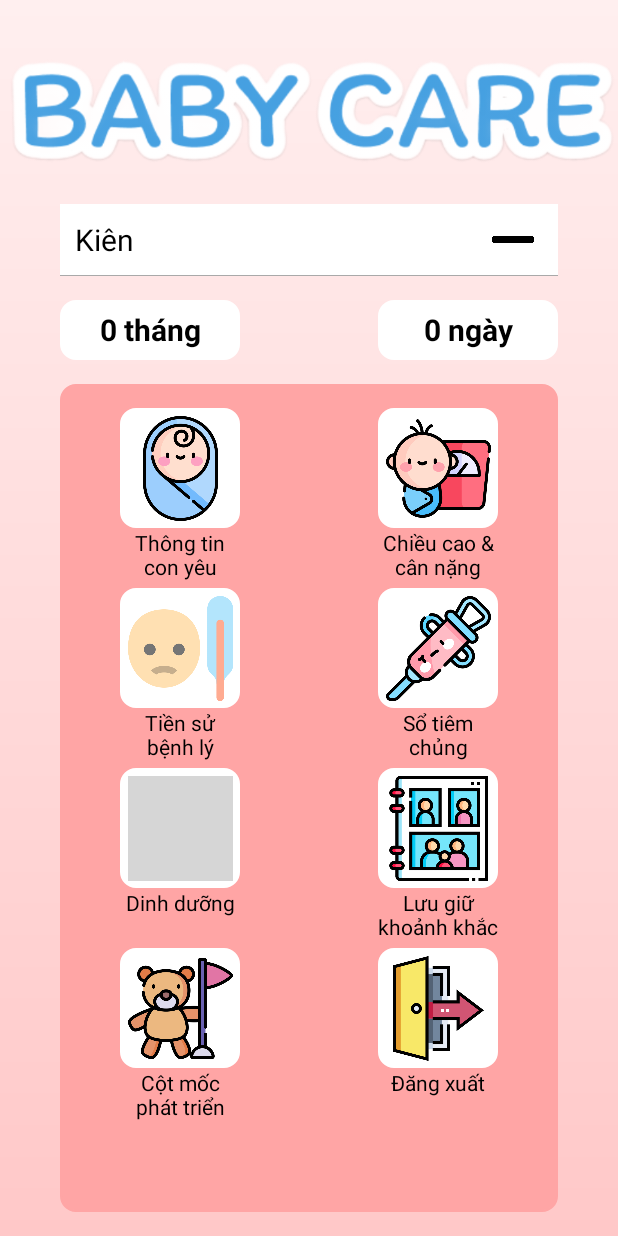
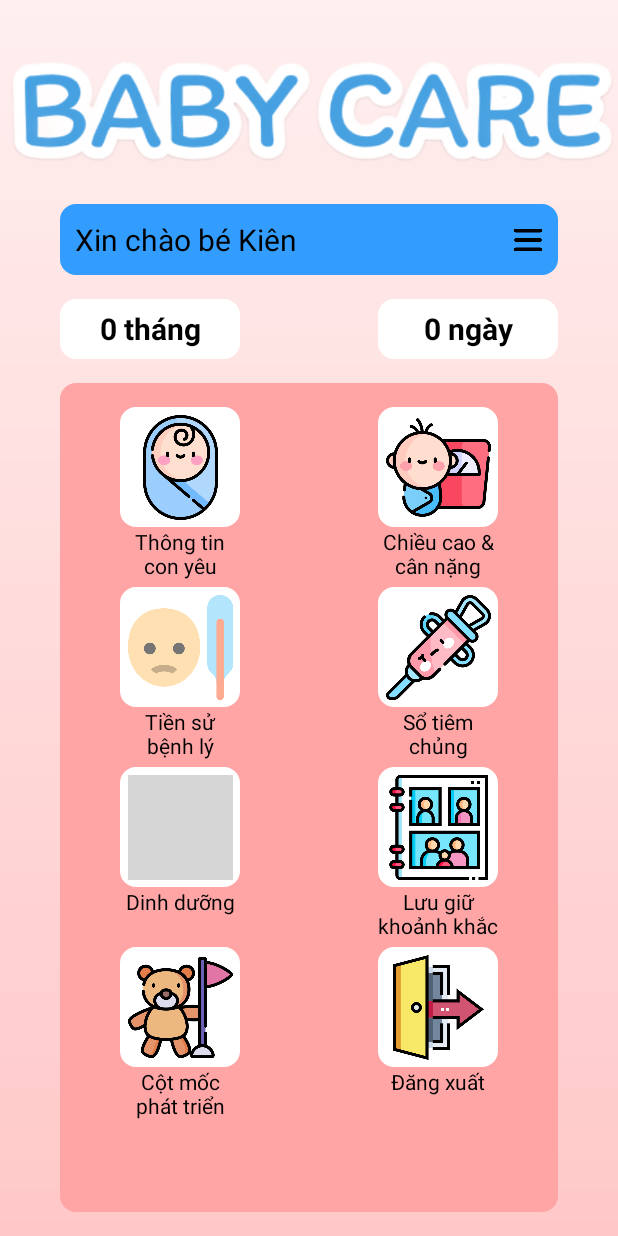
Before and after one commit to tNE1K/Project_Mobile_BabyCare, an Android app: the screen it shows after launch once a user with an empty profile is signed in (MainActivity), on a phone screen of 412 x 824 dp. Run offline under Robolectric (Android 15) with nearby library versions, the light colour scheme and no system bars; our stand-ins replace Firebase (no records; nobody signed in at launch, a user with empty details on screens opened directly); grey boxes are pictures that could not be loaded.

Commit message:
chỉnh sửa spinner trang main

```diff
--- a/app/src/main/java/com/example/project_mobile_babycare/BabyAdapter.kt
+++ b/app/src/main/java/com/example/project_mobile_babycare/BabyAdapter.kt
@@ -19,8 +19,12 @@ class BabyAdapter(val context:Activity, val list: ArrayList<Baby>) : ArrayAdapte
     }
 
     override fun getView(position: Int, convertView: View?, parent: ViewGroup): View {
-
-        return initView(position, convertView, parent)
+        val context = context.layoutInflater
+        val rowView = context.inflate(R.layout.baby_selected, parent, false)
+        val name = rowView.findViewById<TextView>(R.id.tv_selectedBaby)
+        val iv_more = rowView.findViewById<ImageView>(R.id.iv_more)
+        name.text = "Xin chào bé " + list[position].name
+        return rowView
     }
 
     override fun getDropDownView(position: Int, convertView: View?, parent: ViewGroup): View {
--- a/app/src/main/res/layout/activity_main.xml
+++ b/app/src/main/res/layout/activity_main.xml
@@ -24,7 +24,7 @@
         android:layout_height="wrap_content"
         android:layout_marginLeft="@dimen/text_large"
         android:layout_marginRight="@dimen/text_large"
-        android:background="@color/white"
+        android:background="@color/transparent"
         app:layout_constraintLeft_toLeftOf="parent"
         app:layout_constraintRight_toRightOf="parent"
         app:layout_constraintTop_toBottomOf="@id/IVprojectName" />
--- a/app/src/main/res/layout/baby_selected.xml
+++ b/app/src/main/res/layout/baby_selected.xml
@@ -9,7 +9,8 @@
         android:layout_width="match_parent"
         android:layout_height="wrap_content"
         android:textColor="@color/black"
-        android:background="@android:color/darker_gray"
+        android:background="@drawable/rounded_textbox"
+        app:backgroundTint="@color/blue"
         android:text="Baby"
         android:padding="10dp"
         android:textSize="20dp"
```
